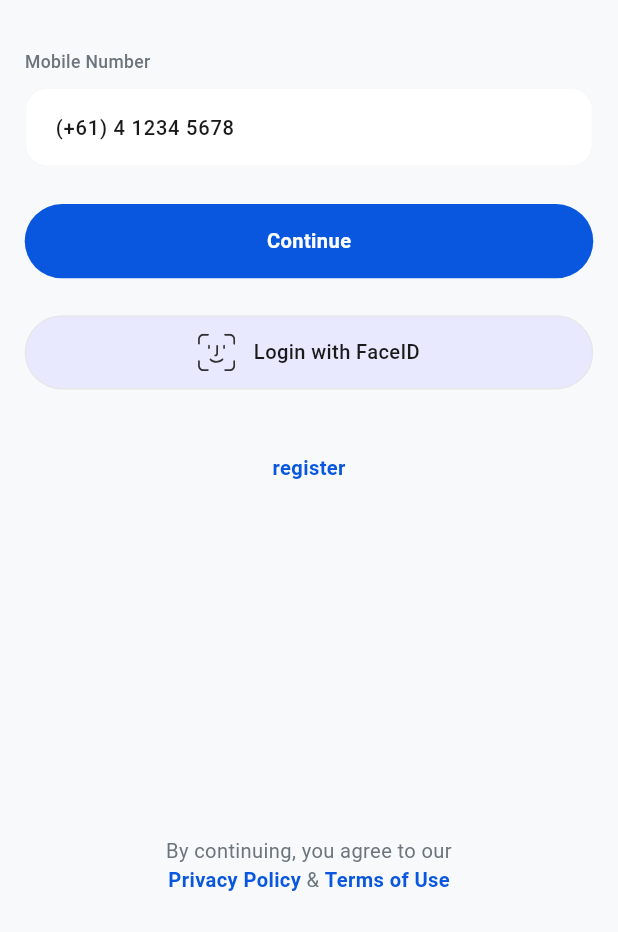
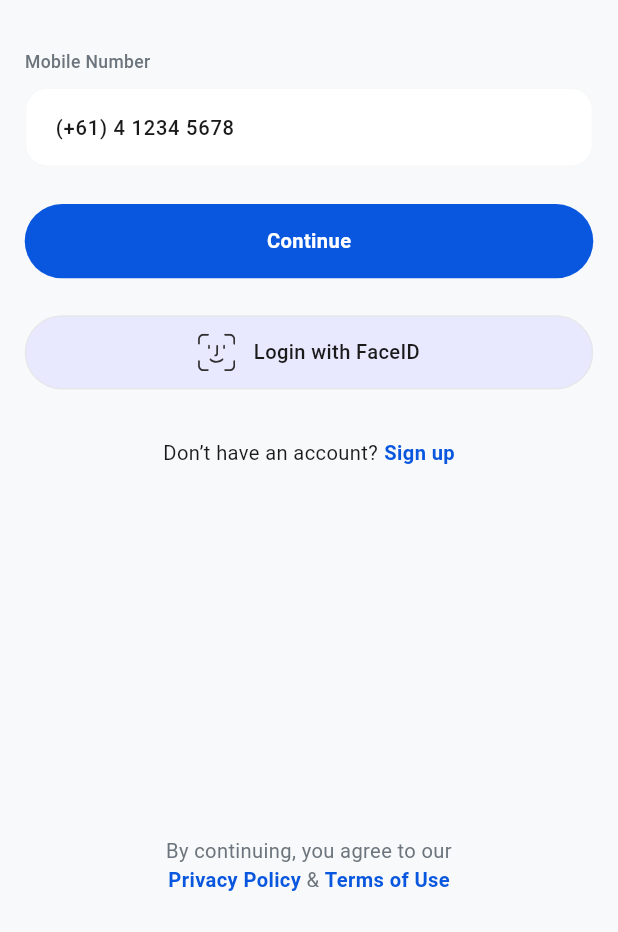
Before and after one commit to addictadev/stat_doctor_mobile, a Flutter app: the screen it shows after launch, after a tap on "skip", on a phone screen of 412 x 824 dp, the part 304-1236 px from its top. Run offline on Flutter 3.47's test engine with Material 3 defaults, Android fonts, the phone set to English and light mode, and no system bars; our stand-ins replace cached_network_image, dio, file_picker, flash, flutter_phoenix, flutter_secure_storage and 13 more; missing offline and left inert: in_app_update, palestine_console; Roboto replaces fonts that are missing (Roboto Flex).

Commit message:
Update login_screen.dart

```diff
--- a/lib/features/auth/presentation/view/login_screen.dart
+++ b/lib/features/auth/presentation/view/login_screen.dart
@@ -111,7 +111,7 @@ class _LoginScreenState extends State<LoginScreen> {
                         // FaceID Button
                         _buildFaceIdButton(),
 
-                        SizedBox(height: 3.h),
+                        SizedBox(height: 4.h),
 
                         // Register Button
                         _buildRegisterButton(),
@@ -130,18 +130,24 @@ class _LoginScreenState extends State<LoginScreen> {
     );
   }
 Widget _buildRegisterButton() {
-  return PrimaryButton(
-    text: "register".tr(),
-    color: AppColors.scaffoldColor,
-    textStyle: TextStyle(
-      fontSize: FontSizes.s16,
-      fontWeight: AppFont.semiBold,
-      color: AppColors.primary,
+  return Row(
+    mainAxisAlignment: MainAxisAlignment.center,
+    crossAxisAlignment: CrossAxisAlignment.center,
+    children: [
+   Text('Don’t have an account?',style: TextStyle(
+    fontSize: FontSizes.s16,
+    fontWeight: AppFont.regular,
+   ),),
+   SizedBox(width: 1.w),
+    Text(
+      "Sign up".tr(),
+      style: TextStyle(
+        fontSize: FontSizes.s16,
+        fontWeight: AppFont.semiBold,
+        color: AppColors.primary,
+      ),
     ),
-    onPressed: () {
-      NavigationManager.navigateTo(const RegistrationScreen());
-    },
-  );
+  ],);
 }
 
   Widget _buildHeader() {
```
